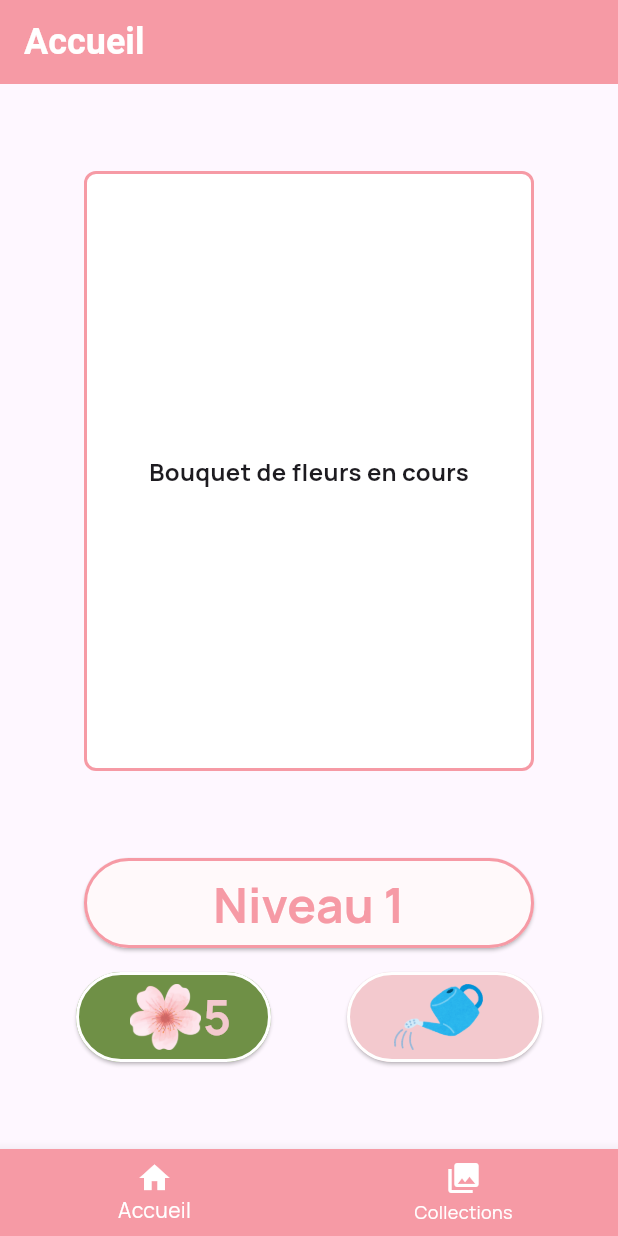
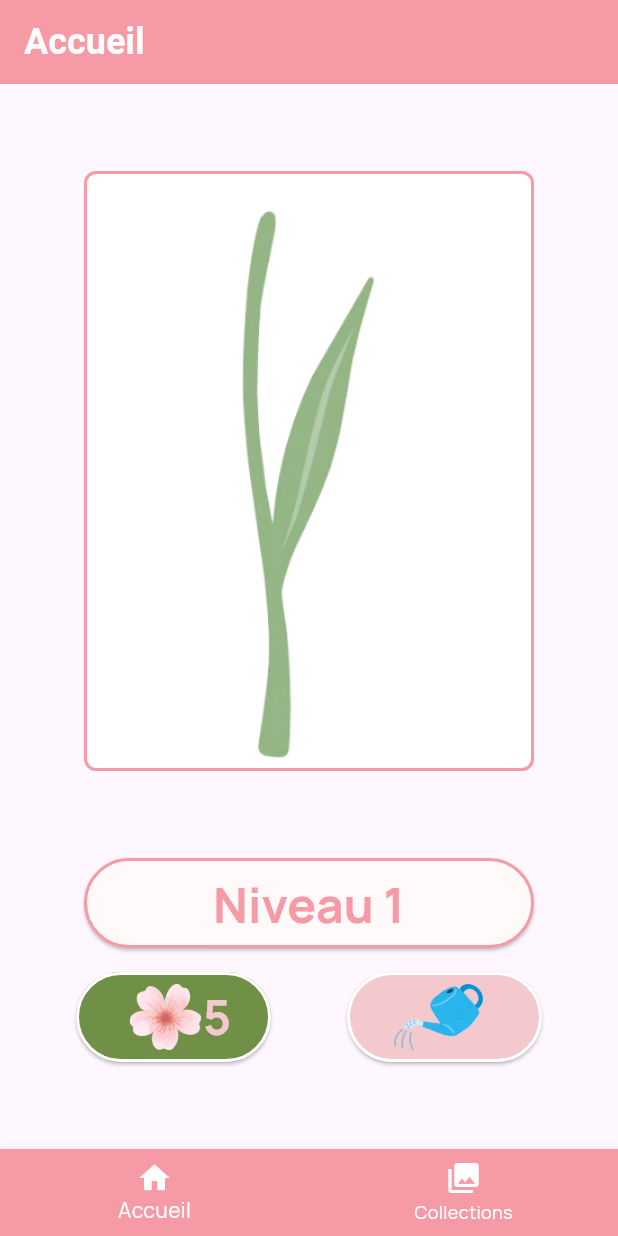
Before and after one commit to florianelouis/bouquet-blossom, a Flutter app: the MainPage screen opened directly, on a phone screen of 412 x 824 dp. Run offline on Flutter 3.47's test engine with Material 3 defaults, Android fonts, the phone set to English and light mode, and no system bars; our stand-ins replace audioplayers, google_fonts, shared_preferences; accounts and stored records are empty.

Commit message:
Add new stem images and update home screen to display stem1 image

```diff
--- a/lib/screen/assets/home.dart
+++ b/lib/screen/assets/home.dart
@@ -30,10 +30,11 @@ class _AssetsHomeState extends State<AssetsHome> {
                 border: Border.all(color: AppColors.sakuraPink, width: 2),
                 borderRadius: BorderRadius.circular(8),
               ),
-              child: const Center(
-                child: Text(
-                  'Bouquet de fleurs en cours',
-                  style: TextStyle(fontSize: 16, fontWeight: FontWeight.bold),
+              // Bouquet
+              child: Center(
+                child: Image.asset(
+                  'assets/images/stem1.webp',
+                  fit: BoxFit.contain,
                 ),
               ),
             ),
```
Also changed, not shown: assets/images/stem1.webp (added), assets/images/stem2.webp (added), assets/images/stem3.webp (added), assets/images/stem4.webp (added).
